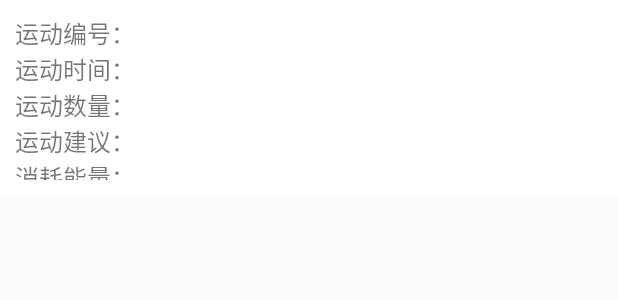
After one commit to gorgeousdays/AiYunDong, an Android app: the layout list_view_result_item.xml on its own in the app's theme, with its tools: preview values and no code run, on a phone screen of 412 x 824 dp. The commit adds this screen. Shown: the top 300 px of the screen. Run offline under Robolectric (Android 15) with nearby library versions, the phone set to English and light mode, and no system bars.

Commit message:
完成我的界面，可以查看运动记录

```diff
--- a/client/standardmotion/app/src/main/res/layout/activity_main.xml
+++ b/client/standardmotion/app/src/main/res/layout/activity_main.xml
@@ -3,8 +3,7 @@
     xmlns:app="http://schemas.android.com/apk/res-auto"
     android:id="@+id/container"
     android:layout_width="match_parent"
-    android:layout_height="match_parent"
-    android:paddingTop="?attr/actionBarSize">
+    android:layout_height="match_parent">
 
     <com.google.android.material.bottomnavigation.BottomNavigationView
         android:id="@+id/nav_view"
--- a/client/standardmotion/app/src/main/res/layout/fragment_sport_news.xml
+++ b/client/standardmotion/app/src/main/res/layout/fragment_sport_news.xml
@@ -4,6 +4,7 @@
     xmlns:tools="http://schemas.android.com/tools"
     android:layout_width="match_parent"
     android:layout_height="match_parent"
+    android:paddingBottom="?attr/actionBarSize"
     tools:context=".ui.sportnews.SportNewsFragment">
 
     <androidx.swiperefreshlayout.widget.SwipeRefreshLayout
--- /dev/null
+++ b/client/standardmotion/app/src/main/res/layout/list_view_result_item.xml
@@ -0,0 +1,117 @@
+<?xml version="1.0" encoding="utf-8"?>
+<RelativeLayout xmlns:android="http://schemas.android.com/apk/res/android"
+    android:layout_width="match_parent"
+    android:layout_height="130dp"
+    android:background="#FFFFFF">
+
+    <LinearLayout
+        android:orientation="vertical"
+        android:layout_width="match_parent"
+        android:layout_height="wrap_content"
+        android:layout_margin="10dp">
+        <LinearLayout
+            android:layout_width="wrap_content"
+            android:layout_height="match_parent">
+            <TextView
+                android:text="运动编号："
+                android:layout_width="wrap_content"
+                android:layout_height="wrap_content"
+                android:textSize="16sp"
+                android:layout_marginRight="10dp"
+                android:layout_alignParentLeft="true"
+                />
+            <TextView
+                android:id="@+id/result_id"
+                android:layout_width="wrap_content"
+                android:layout_height="wrap_content"
+                android:textSize="16sp"
+                android:layout_marginRight="10dp"
+                android:layout_alignParentLeft="true"
+                />
+        </LinearLayout>
+
+    <LinearLayout
+        android:layout_width="wrap_content"
+        android:layout_height="match_parent">
+        <TextView
+            android:text="运动时间："
+            android:layout_width="wrap_content"
+            android:layout_height="wrap_content"
+            android:textSize="16sp"
+            android:layout_marginRight="10dp"
+            android:layout_alignParentLeft="true"
+            />
+        <TextView
+            android:id="@+id/result_time"
+            android:layout_width="wrap_content"
+            android:layout_height="wrap_content"
+            android:textSize="16sp"
+            android:layout_marginRight="10dp"
+            android:layout_alignParentLeft="true"
+            />
+    </LinearLayout>
+
+    <LinearLayout
+        android:layout_width="wrap_content"
+        android:layout_height="match_parent">
+        <TextView
+            android:text="运动数量："
+            android:layout_width="wrap_content"
+            android:layout_height="wrap_content"
+            android:textSize="16sp"
+            android:layout_marginRight="10dp"
+            android:layout_alignParentLeft="true"
+            />
+        <TextView
+            android:id="@+id/result_num"
+            android:layout_width="wrap_content"
+            android:layout_height="wrap_content"
+            android:textSize="16sp"
+            android:layout_marginRight="10dp"
+            android:layout_alignParentLeft="true"
+            />
+    </LinearLayout>
+    <LinearLayout
+        android:layout_width="wrap_content"
+        android:layout_height="match_parent">
+        <TextView
+            android:text="运动建议："
+            android:layout_width="wrap_content"
+            android:layout_height="wrap_content"
+            android:textSize="16sp"
+            android:layout_marginRight="10dp"
+            android:layout_alignParentLeft="true"
+            />
+        <TextView
+            android:id="@+id/result_advice"
+            android:layout_width="wrap_content"
+            android:layout_height="wrap_content"
+            android:textSize="16sp"
+            android:layout_marginRight="10dp"
+            android:layout_alignParentLeft="true"
+            />
+    </LinearLayout>
+    <LinearLayout
+        android:layout_width="wrap_content"
+        android:layout_height="match_parent">
+        <TextView
+            android:text="消耗能量："
+            android:layout_width="wrap_content"
+            android:layout_height="wrap_content"
+            android:textSize="16sp"
+            android:layout_marginRight="10dp"
+            android:layout_alignParentLeft="true"
+            />
+        <TextView
+            android:id="@+id/result_energy"
+            android:layout_width="wrap_content"
+            android:layout_height="wrap_content"
+            android:textSize="16sp"
+            android:layout_marginRight="10dp"
+            android:layout_alignParentLeft="true"
+            />
+    </LinearLayout>
+    </LinearLayout>
+
+
+</RelativeLayout>
```
Also changed, not shown: client/standardmotion/app/src/main/java/com/example/standardmotion/ui/mymessage/MyMessageFragment.java (+92 -5 lines), client/standardmotion/app/src/main/java/com/example/standardmotion/ui/mymessage/Result.java (added, +26 -0 lines), client/standardmotion/app/src/main/java/com/example/standardmotion/ui/mymessage/ResultAdapter.java (added, +73 -0 lines), client/standardmotion/app/src/main/java/com/example/standardmotion/ui/mymessage/gson/ResultList.java (added, +13 -0 lines), client/standardmotion/app/src/main/java/com/example/standardmotion/ui/mymessage/util/HttpUtil.java (added, +13 -0 lines), client/standardmotion/app/src/main/java/com/example/standardmotion/ui/mymessage/util/Utility.java (added, +12 -0 lines), client/standardmotion/app/src/main/res/layout/fragment_my_message.xml (+16 -12 lines), 2 other files.
